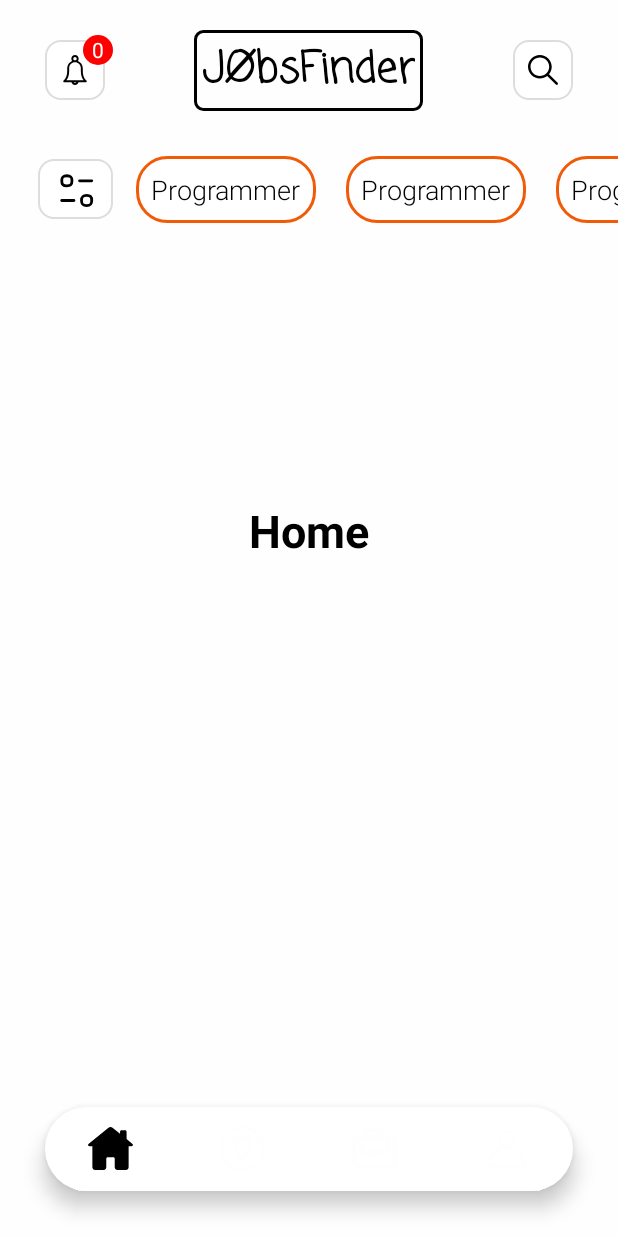
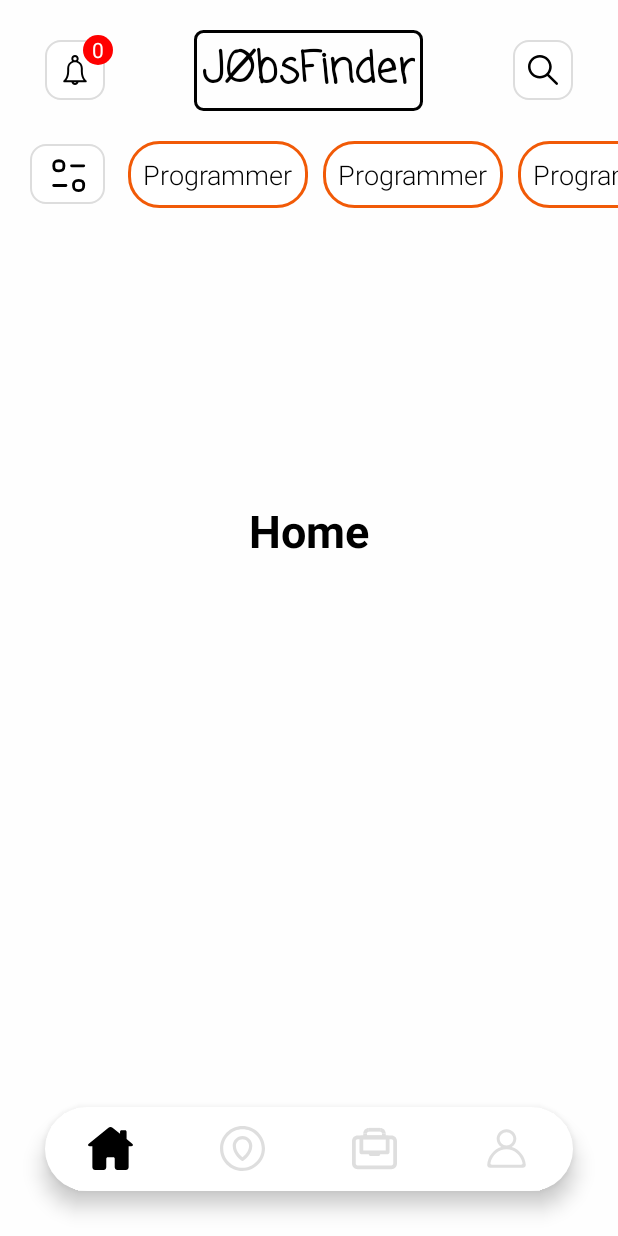
Before and after one commit to maidzui123/JobsFinderApp, an Android app: the HomeFragment screen opened directly, with no data from a screen before it, on a phone screen of 412 x 824 dp. Run offline under Robolectric (Android 15) with nearby library versions, the phone set to English and light mode, and no system bars.

Commit message:
small upd

```diff
--- a/app/src/main/res/drawable/item_selector.xml
+++ b/app/src/main/res/drawable/item_selector.xml
@@ -2,5 +2,5 @@
 <selector xmlns:android="http://schemas.android.com/apk/res/android">
     <item android:state_pressed="true"  android:color="@color/black"/>
     <item android:state_checked="true"  android:color="@color/black"/>
-    <item android:color="@color/light_white"/>
+    <item android:color="@color/grey"/>
 </selector>
--- a/app/src/main/res/layout/fragment_home.xml
+++ b/app/src/main/res/layout/fragment_home.xml
@@ -9,6 +9,7 @@
     <RelativeLayout
         android:layout_width="match_parent"
         android:layout_height="match_parent">
+
         <RelativeLayout
             android:id="@+id/rlHomeHeader"
             android:layout_width="match_parent"
@@ -19,8 +20,8 @@
                 android:layout_width="40dp"
                 android:layout_height="40dp"
                 android:layout_centerVertical="true"
+                android:layout_marginStart="10dp"
                 android:background="@drawable/small_button_stroke"
-                android:layout_marginStart="10dp"
                 android:src="@drawable/ic_bell" />
 
             <TextView
@@ -33,6 +34,7 @@
                 android:paddingLeft="6dp"
                 android:text="0"
                 android:textColor="@color/white" />
+
             <TextView
                 android:layout_width="wrap_content"
                 android:layout_height="wrap_content"
@@ -44,13 +46,14 @@
                 android:textColor="@color/black"
                 android:textSize="28sp"
                 android:textStyle="bold" />
+
             <ImageButton
                 android:layout_width="40dp"
                 android:layout_height="40dp"
+                android:layout_alignParentEnd="true"
                 android:layout_centerVertical="true"
-                android:layout_alignParentEnd="true"
+                android:layout_marginEnd="10dp"
                 android:background="@drawable/small_button_stroke"
-                android:layout_marginEnd="10dp"
                 android:src="@drawable/icon_search" />
         </RelativeLayout>
         <ScrollView
@@ -61,72 +64,75 @@
             >
             <RelativeLayout
                 android:layout_width="match_parent"
-                android:layout_height="wrap_content"
-                >
-
+                android:layout_height="wrap_content">
                 <ImageButton
                     android:id="@+id/ibHomeFilter"
                     android:layout_width="50dp"
                     android:layout_height="40dp"
                     android:layout_alignParentStart="true"
-                    android:layout_centerVertical="true"
-                    android:layout_marginStart="5dp"
+                    android:layout_centerInParent="true"
+                    android:layout_marginEnd="15dp"
                     android:background="@drawable/small_button_stroke"
                     android:src="@drawable/ic_filter" />
+
                 <HorizontalScrollView
                     android:layout_width="wrap_content"
                     android:layout_height="match_parent"
-                    android:scrollbars="none"
-                    android:layout_toRightOf="@+id/ibHomeFilter">
+                    android:layout_toRightOf="@+id/ibHomeFilter"
+                    android:scrollbars="none">
                     <LinearLayout
                         android:layout_width="match_parent"
                         android:layout_height="match_parent"
-                        android:layout_marginLeft="5dp"
                         android:orientation="horizontal">
+
                         <TextView
                             android:layout_width="wrap_content"
                             android:layout_height="wrap_content"
+
+                            android:background="@drawable/layout_stroke"
                             android:fontFamily="sans-serif-light"
                             android:gravity="center_vertical"
+                            android:padding="10dp"
                             android:text="Programmer"
                             android:textColor="@color/black"
                             android:textSize="18dp"
-                            android:padding="10dp"
-                            android:layout_margin="10dp"
-                            android:background="@drawable/layout_stroke"/>
+                            android:layout_marginEnd="10dp"/>
+
                         <TextView
                             android:layout_width="wrap_content"
                             android:layout_height="wrap_content"
+                            android:background="@drawable/layout_stroke"
                             android:fontFamily="sans-serif-light"
                             android:gravity="center_vertical"
+                            android:padding="10dp"
                             android:text="Programmer"
                             android:textColor="@color/black"
                             android:textSize="18dp"
-                            android:padding="10dp"
-                            android:layout_margin="10dp"
-                            android:background="@drawable/layout_stroke"/>
+                            android:layout_marginEnd="10dp"/>
+
                         <TextView
                             android:layout_width="wrap_content"
                             android:layout_height="wrap_content"
+                            android:background="@drawable/layout_stroke"
                             android:fontFamily="sans-serif-light"
                             android:gravity="center_vertical"
+                            android:padding="10dp"
                             android:text="Programmer"
                             android:textColor="@color/black"
                             android:textSize="18dp"
-                            android:padding="10dp"
-                            android:layout_margin="10dp"
-                            android:background="@drawable/layout_stroke"/>
+                            android:layout_marginEnd="10dp"/>
+
                         <TextView
                             android:layout_width="wrap_content"
                             android:layout_height="wrap_content"
+                            android:background="@drawable/layout_stroke"
                             android:fontFamily="sans-serif-light"
                             android:gravity="center_vertical"
+                            android:padding="10dp"
                             android:text="Programmer"
                             android:textColor="@color/black"
                             android:textSize="18dp"
-                            android:padding="10dp"
-                            android:layout_margin="10dp"
-                            android:background="@drawable/layout_stroke"/>
+                            android:layout_marginEnd="10dp"/>
                     </LinearLayout>
                 </HorizontalScrollView>
             </RelativeLayout>
--- a/app/src/main/res/values/colors.xml
+++ b/app/src/main/res/values/colors.xml
@@ -8,6 +8,7 @@
     <color name="black">#FF000000</color>
     <color name="white">#FFFFFFFF</color>
     <color name="light_white">#FEFEFE</color>
+    <color name="grey">#DEDEDE</color>
     <color name="green">#00FF7F</color>
     <color name="blue">#00BFFF</color>
     <color name="orange">#F15A07</color>
```
Also changed, not shown: app/src/main/res/layout/activity_reset_password.xml (+4 -3 lines), app/src/main/res/layout/activity_sign_in.xml (+4 -4 lines), app/src/main/res/layout/activity_sign_up.xml (+7 -7 lines).
